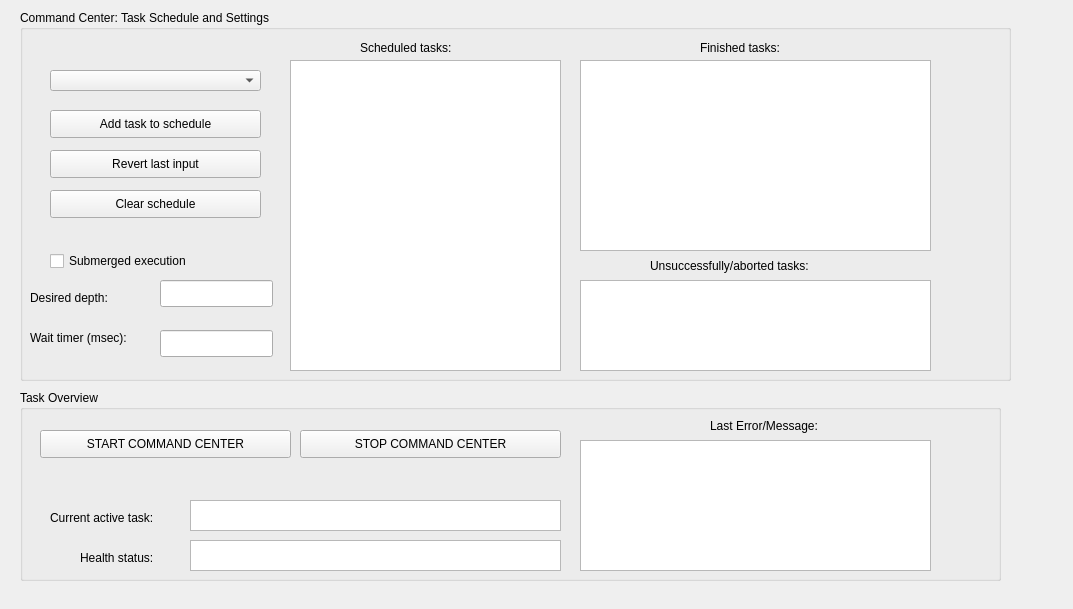
First picture: the form in Hanse/CommandCenter/commandcenterform.ui, repository iti-luebeck/HANSE2011, before the edit.
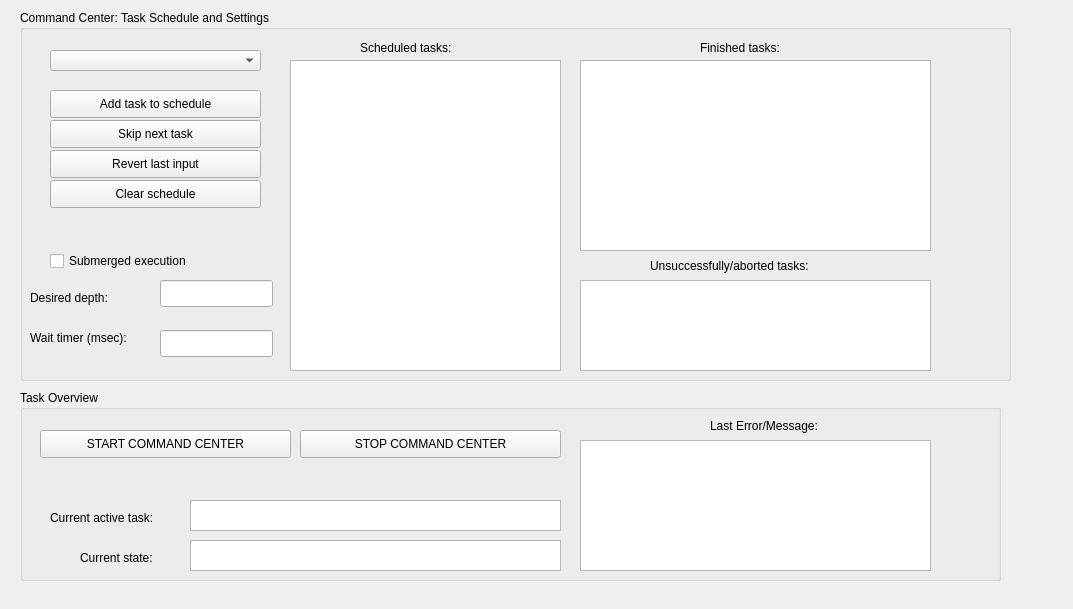
Second picture: the form after the edit.

Commit message: CC changes: reschedule, bugfix, skip task

What changed in the file:
```diff
--- a/Hanse/CommandCenter/commandcenterform.ui
+++ b/Hanse/CommandCenter/commandcenterform.ui
@@ -29,7 +29,7 @@
     <property name="geometry">
      <rect>
       <x>30</x>
-      <y>60</y>
+      <y>40</y>
       <width>211</width>
       <height>21</height>
      </rect>
@@ -39,7 +39,7 @@
     <property name="geometry">
      <rect>
       <x>30</x>
-      <y>100</y>
+      <y>80</y>
       <width>211</width>
       <height>28</height>
      </rect>
@@ -71,7 +71,7 @@
     <property name="geometry">
      <rect>
       <x>30</x>
-      <y>180</y>
+      <y>170</y>
       <width>211</width>
       <height>28</height>
      </rect>
@@ -229,6 +229,19 @@
      <string>Wait timer (msec):</string>
     </property>
    </widget>
+   <widget class="QPushButton" name="skipButton">
+    <property name="geometry">
+     <rect>
+      <x>30</x>
+      <y>110</y>
+      <width>211</width>
+      <height>28</height>
+     </rect>
+    </property>
+    <property name="text">
+     <string>Skip next task</string>
+    </property>
+   </widget>
   </widget>
   <widget class="QGroupBox" name="groupBox_2">
    <property name="geometry">
@@ -301,7 +314,7 @@
      </rect>
     </property>
     <property name="text">
-     <string>Health status:</string>
+     <string>Current state:</string>
     </property>
    </widget>
    <widget class="QTextBrowser" name="healthOutput">
```
Left out of the diff: 2 changed lines with no effect on the pictures. The commit also changes 10 other files.
